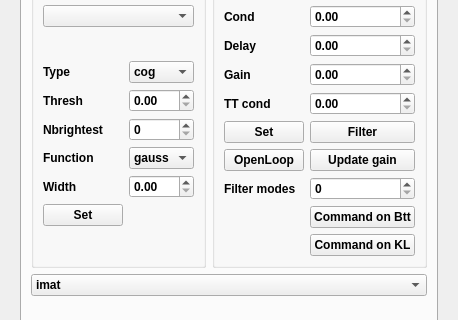
Above: shesha/shesha/widgets/widget_ao_expert.ui from COSMIC-RTC/compass before the change; both pictures show x 0 to 458 and y 225 to 545 of the 458 by 735 pixel window. Below: the same form after it.
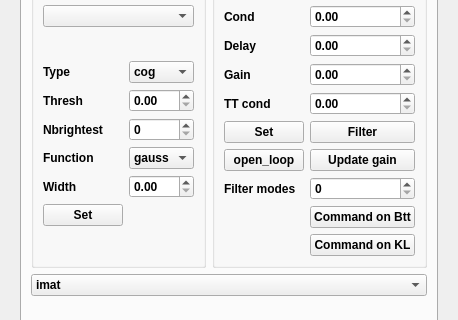
That is the form after the change. The open tabs and pages were chosen to show the change. Custom widgets are drawn as their Qt base class.

```diff
--- a/shesha/shesha/widgets/widget_ao_expert.ui
+++ b/shesha/shesha/widgets/widget_ao_expert.ui
@@ -1234,7 +1234,7 @@
                   <item row="7" column="0">
                    <widget class="QPushButton" name="wao_openLoop">
                     <property name="text">
-                     <string>OpenLoop</string>
+                     <string>open_loop</string>
                     </property>
                    </widget>
                   </item>
```
Left out of the diff: 4 changed lines with no effect on the pictures.
